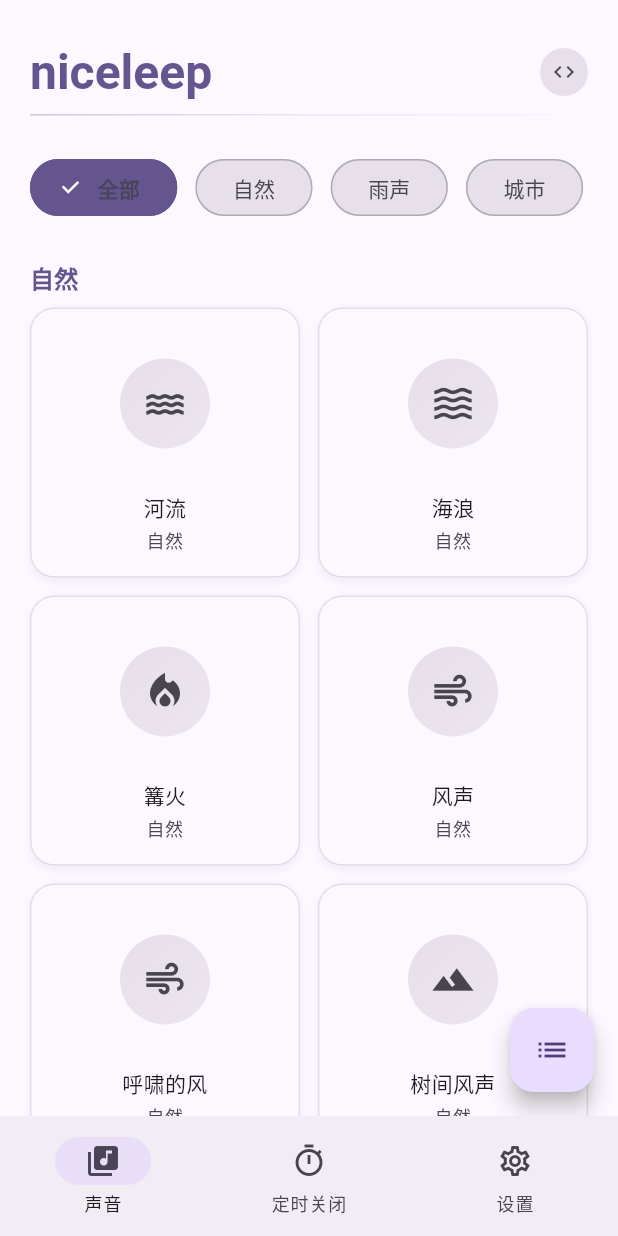
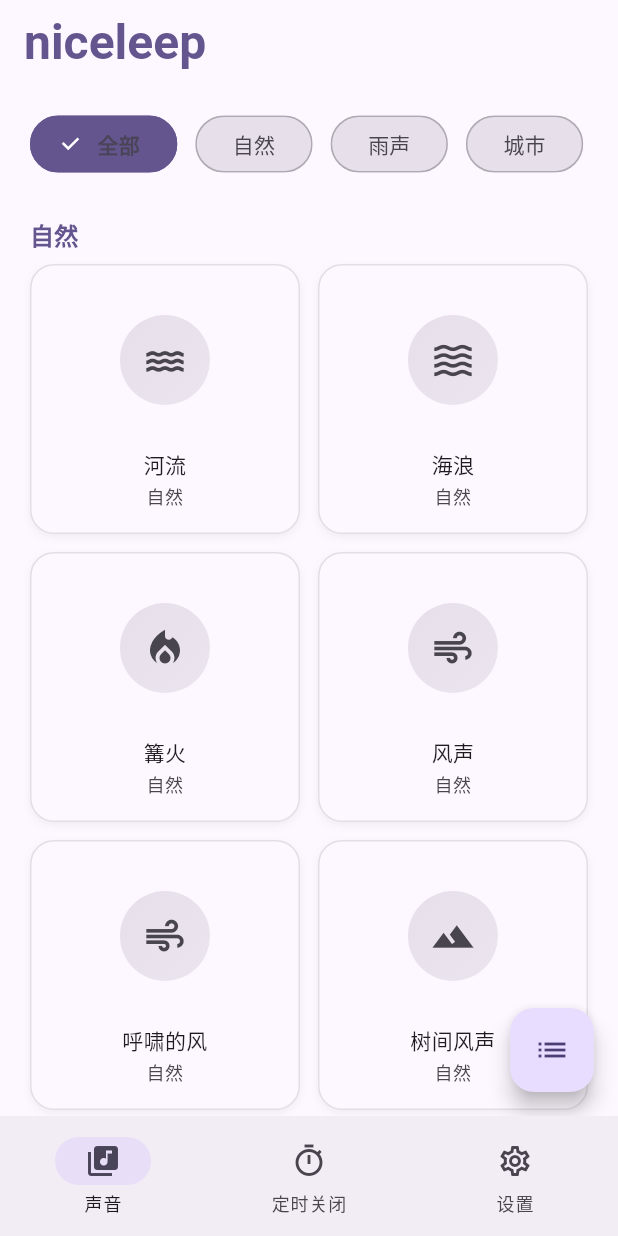
Before and after one commit to qinshah/xmsleepx, a Flutter app: the screen it shows after launch, on a phone screen of 412 x 824 dp. Run offline on Flutter 3.47's test engine with Material 3 defaults, Android fonts, the light colour scheme and no system bars; our stand-ins replace audioplayers, hive_ce, package_info_plus, shared_preferences; accounts and stored records are empty.

Commit message:
refactor(ui): 优化ui\

```diff
--- a/lib/home/home_page.dart
+++ b/lib/home/home_page.dart
@@ -55,14 +55,20 @@ class _HomePageState extends State<HomePage> {
   @override
   Widget build(BuildContext context) {
     return Scaffold(
-      body: SafeArea(
-        child: Padding(
+      appBar: AppBar(
+        title: Text(
+          'niceleep',
+          style: Theme.of(context).textTheme.headlineLarge?.copyWith(
+            fontWeight: FontWeight.bold,
+            color: Theme.of(context).colorScheme.primary,
+          ),
+        ),
+      ),
+      body: Padding(
         padding: const EdgeInsets.symmetric(horizontal: 16),
         child: Column(
           crossAxisAlignment: CrossAxisAlignment.start,
           children: [
-              const SizedBox(height: 20),
-              _buildHeader(context),
             const SizedBox(height: 16),
             _buildCategories(),
             const SizedBox(height: 16),
@@ -74,7 +80,6 @@ class _HomePageState extends State<HomePage> {
           ],
         ),
       ),
-      ),
       floatingActionButton: FloatingActionButton(
         onPressed: () => _showPlayingList(context),
         child: const Icon(Icons.list),
@@ -82,64 +87,8 @@ class _HomePageState extends State<HomePage> {
     );
   }
 
-  Widget _buildHeader(BuildContext context) {
-    return Container(
-      padding: const EdgeInsets.symmetric(horizontal: 4, vertical: 8),
-      child: Column(
-        crossAxisAlignment: CrossAxisAlignment.start,
-        children: [
-          Row(
-            children: [
-              Text(
-                'niceleep',
-                style: Theme.of(context).textTheme.headlineLarge?.copyWith(
-                  fontWeight: FontWeight.bold,
-                  color: Theme.of(context).colorScheme.primary,
-                ),
-              ),
-              const Spacer(),
-              // GitHub 按钮（与Android版本一致）
-              Container(
-                width: 32,
-                height: 32,
-                decoration: BoxDecoration(
-                  color: Theme.of(context).colorScheme.surfaceVariant,
-                  shape: BoxShape.circle,
-                ),
-                child: IconButton(
-                  onPressed: () {
-                    // TODO: 打开GitHub链接
-                  },
-                  icon: Icon(
-                    Icons.code,
-                    size: 16,
-                    color: Theme.of(context).colorScheme.onSurfaceVariant,
-                  ),
-                  padding: EdgeInsets.zero,
-                ),
-              ),
-            ],
-          ),
-          const SizedBox(height: 8),
-          Container(
-            height: 1,
-            decoration: BoxDecoration(
-              gradient: LinearGradient(
-                colors: [
-                  Theme.of(context).colorScheme.primary.withOpacity(0.3),
-                  Theme.of(context).colorScheme.primary.withOpacity(0.1),
-                  Colors.transparent,
-                ],
-              ),
-            ),
-          ),
-        ],
-      ),
-    );
-  }
-
   Widget _buildCategories() {
-    return Container(
+    return SizedBox(
       height: 48,
       child: ListView.separated(
         scrollDirection: Axis.horizontal,
@@ -287,7 +236,6 @@ class SoundCard extends StatelessWidget {
     final playing = context.select<SoundManager, bool>(
       (soundManager) => soundManager.isSoundPlaying(soundAsset),
     );
-    final soundManager = context.read<SoundManager>();
     return Container(
       decoration: BoxDecoration(
         borderRadius: BorderRadius.circular(16),
@@ -379,7 +327,8 @@ class SoundCard extends StatelessWidget {
                               border: Border.all(color: Colors.white, width: 2),
                             ),
                           ),
-                        ),],
+                        ),
+                    ],
                   ),
                 ),
                 const SizedBox(height: 12),
```
Also changed, not shown: lib/settings/settings_page_view.dart (+73 -167 lines), pubspec.yaml (+5 -3 lines), pubspec.lock, 1 other file. Lines whose indentation alone changed are shown as unchanged.
